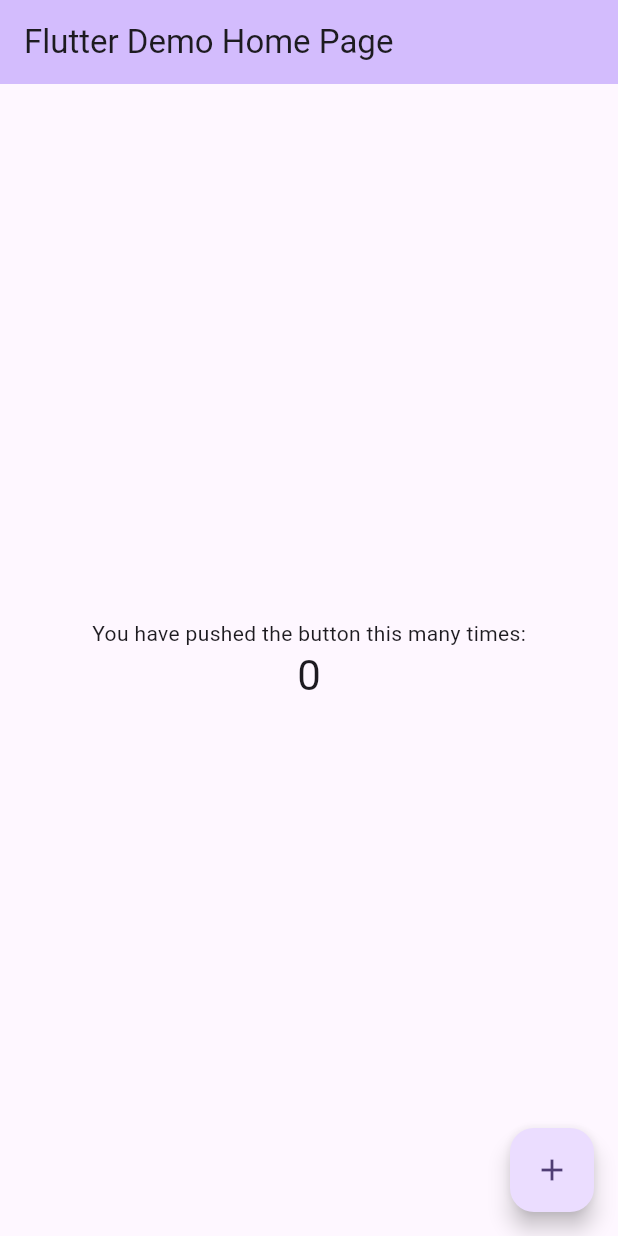
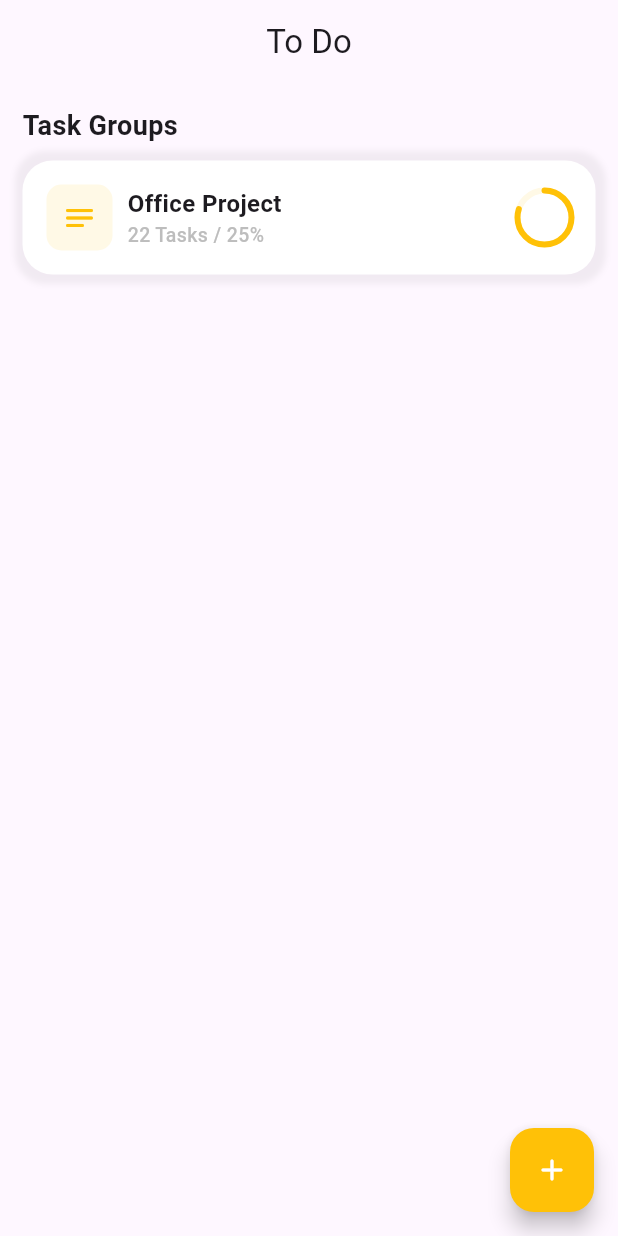
Before and after one commit to ericknamukolo/todo, a Flutter app: the screen it shows after launch, on a phone screen of 412 x 824 dp. Run offline on Flutter 3.47's test engine with Material 3 defaults, Android fonts, the phone set to English and light mode, and no system bars; our stand-ins replace bloc, equatable.

Commit message:
todo home screen ui 101

```diff
--- a/analysis_options.yaml
+++ b/analysis_options.yaml
@@ -7,6 +7,9 @@
 
 # The following line activates a set of recommended lints for Flutter apps,
 # packages, and plugins designed to encourage good coding practices.
+analyzer:
+  errors:
+    deprecated_member_use: ignore
 include: package:flutter_lints/flutter.yaml
 
 linter:
@@ -23,6 +26,5 @@ linter:
   rules:
     # avoid_print: false  # Uncomment to disable the `avoid_print` rule
     # prefer_single_quotes: true  # Uncomment to enable the `prefer_single_quotes` rule
-
 # Additional information about this file can be found at
 # https://dart.dev/guides/language/analysis-options
--- a/lib/main.dart
+++ b/lib/main.dart
@@ -1,125 +1,17 @@
 import 'package:flutter/material.dart';
+import 'package:todo_bloc/screens/home/home_screen.dart';
 
 void main() {
-  runApp(const MyApp());
+  runApp(const ToDo());
 }
 
-class MyApp extends StatelessWidget {
-  const MyApp({super.key});
+class ToDo extends StatelessWidget {
+  const ToDo({super.key});
 
-  // This widget is the root of your application.
   @override
   Widget build(BuildContext context) {
     return MaterialApp(
-      title: 'Flutter Demo',
-      theme: ThemeData(
-        // This is the theme of your application.
-        //
-        // TRY THIS: Try running your application with "flutter run". You'll see
-        // the application has a purple toolbar. Then, without quitting the app,
-        // try changing the seedColor in the colorScheme below to Colors.green
-        // and then invoke "hot reload" (save your changes or press the "hot
-        // reload" button in a Flutter-supported IDE, or press "r" if you used
-        // the command line to start the app).
-        //
-        // Notice that the counter didn't reset back to zero; the application
-        // state is not lost during the reload. To reset the state, use hot
-        // restart instead.
-        //
-        // This works for code too, not just values: Most code changes can be
-        // tested with just a hot reload.
-        colorScheme: ColorScheme.fromSeed(seedColor: Colors.deepPurple),
-        useMaterial3: true,
-      ),
-      home: const MyHomePage(title: 'Flutter Demo Home Page'),
+      home: HomeScreen(),
     );
   }
 }
-
-class MyHomePage extends StatefulWidget {
-  const MyHomePage({super.key, required this.title});
-
-  // This widget is the home page of your application. It is stateful, meaning
-  // that it has a State object (defined below) that contains fields that affect
-  // how it looks.
-
-  // This class is the configuration for the state. It holds the values (in this
-  // case the title) provided by the parent (in this case the App widget) and
-  // used by the build method of the State. Fields in a Widget subclass are
-  // always marked "final".
-
-  final String title;
-
-  @override
-  State<MyHomePage> createState() => _MyHomePageState();
-}
-
-class _MyHomePageState extends State<MyHomePage> {
-  int _counter = 0;
-
-  void _incrementCounter() {
-    setState(() {
-      // This call to setState tells the Flutter framework that something has
-      // changed in this State, which causes it to rerun the build method below
-      // so that the display can reflect the updated values. If we changed
-      // _counter without calling setState(), then the build method would not be
-      // called again, and so nothing would appear to happen.
-      _counter++;
-    });
-  }
-
-  @override
-  Widget build(BuildContext context) {
-    // This method is rerun every time setState is called, for instance as done
-    // by the _incrementCounter method above.
-    //
-    // The Flutter framework has been optimized to make rerunning build methods
-    // fast, so that you can just rebuild anything that needs updating rather
-    // than having to individually change instances of widgets.
-    return Scaffold(
-      appBar: AppBar(
-        // TRY THIS: Try changing the color here to a specific color (to
-        // Colors.amber, perhaps?) and trigger a hot reload to see the AppBar
-        // change color while the other colors stay the same.
-        backgroundColor: Theme.of(context).colorScheme.inversePrimary,
-        // Here we take the value from the MyHomePage object that was created by
-        // the App.build method, and use it to set our appbar title.
-        title: Text(widget.title),
-      ),
-      body: Center(
-        // Center is a layout widget. It takes a single child and positions it
-        // in the middle of the parent.
-        child: Column(
-          // Column is also a layout widget. It takes a list of children and
-          // arranges them vertically. By default, it sizes itself to fit its
-          // children horizontally, and tries to be as tall as its parent.
-          //
-          // Column has various properties to control how it sizes itself and
-          // how it positions its children. Here we use mainAxisAlignment to
-          // center the children vertically; the main axis here is the vertical
-          // axis because Columns are vertical (the cross axis would be
-          // horizontal).
-          //
-          // TRY THIS: Invoke "debug painting" (choose the "Toggle Debug Paint"
-          // action in the IDE, or press "p" in the console), to see the
-          // wireframe for each widget.
-          mainAxisAlignment: MainAxisAlignment.center,
-          children: <Widget>[
-            const Text(
-              'You have pushed the button this many times:',
-            ),
-            Text(
-              '$_counter',
-              style: Theme.of(context).textTheme.headlineMedium,
-            ),
-          ],
-        ),
-      ),
-      floatingActionButton: FloatingActionButton(
-        onPressed: _incrementCounter,
-        tooltip: 'Increment',
-        child: const Icon(Icons.add),
-      ), // This trailing comma makes auto-formatting nicer for build methods.
-    );
-  }
-}
--- /dev/null
+++ b/lib/screens/home/cubit/todo_cubit.dart
@@ -0,0 +1,8 @@
+import 'package:bloc/bloc.dart';
+import 'package:equatable/equatable.dart';
+
+part 'todo_state.dart';
+
+class TodoCubit extends Cubit<TodoState> {
+  TodoCubit() : super(TodoInitial());
+}
--- /dev/null
+++ b/lib/screens/home/cubit/todo_state.dart
@@ -0,0 +1,10 @@
+part of 'todo_cubit.dart';
+
+sealed class TodoState extends Equatable {
+  const TodoState();
+
+  @override
+  List<Object> get props => [];
+}
+
+final class TodoInitial extends TodoState {}
--- /dev/null
+++ b/lib/screens/home/home_screen.dart
@@ -0,0 +1,38 @@
+import 'package:flutter/material.dart';
+import 'package:todo_bloc/utils/colors.dart';
+import 'package:todo_bloc/utils/texts.dart';
+
+import '../../widgets/todo_card.dart';
+
+class HomeScreen extends StatelessWidget {
+  const HomeScreen({super.key});
+
+  @override
+  Widget build(BuildContext context) {
+    return Scaffold(
+      floatingActionButton: FloatingActionButton(
+        onPressed: () {},
+        backgroundColor: kPrimary,
+        child: Icon(Icons.add_rounded, color: Colors.white),
+      ),
+      appBar: AppBar(
+        title: Text('To Do'),
+        centerTitle: true,
+      ),
+      body: Padding(
+        padding: EdgeInsets.all(15.0),
+        child: Column(
+          crossAxisAlignment: CrossAxisAlignment.start,
+          spacing: 10,
+          children: [
+            Text(
+              'Task Groups',
+              style: kTitleTextStyle,
+            ),
+            TodoCard(),
+          ],
+        ),
+      ),
+    );
+  }
+}
--- /dev/null
+++ b/lib/utils/colors.dart
@@ -0,0 +1,3 @@
+import 'package:flutter/material.dart';
+
+Color kPrimary = Colors.amber;
--- /dev/null
+++ b/lib/utils/texts.dart
@@ -0,0 +1,10 @@
+import 'package:flutter/material.dart';
+
+TextStyle kTitleTextStyle =
+    TextStyle(fontWeight: FontWeight.bold, fontSize: 18);
+
+TextStyle kBodyTitleTextStyle =
+    TextStyle(fontWeight: FontWeight.bold, fontSize: 16);
+
+TextStyle kBodyTextStyle = TextStyle(
+    fontWeight: FontWeight.w500, fontSize: 13, color: Colors.grey[400]);
--- /dev/null
+++ b/lib/widgets/todo_card.dart
@@ -0,0 +1,55 @@
+import 'package:flutter/material.dart';
+
+import '../utils/colors.dart';
+import '../utils/texts.dart';
+
+class TodoCard extends StatelessWidget {
+  const TodoCard({
+    super.key,
+  });
+
+  @override
+  Widget build(BuildContext context) {
+    return Container(
+      padding: EdgeInsets.all(16.0),
+      decoration: BoxDecoration(
+          color: Colors.white,
+          borderRadius: BorderRadius.circular(20.0),
+          boxShadow: [
+            BoxShadow(
+              blurRadius: 3.0,
+              color: Colors.black.withOpacity(.05),
+              offset: Offset(1.0, 0.1),
+              spreadRadius: 6.0,
+            ),
+          ]),
+      child: Row(
+        children: [
+          Container(
+            padding: EdgeInsets.all(10.0),
+            margin: EdgeInsets.only(right: 10.0),
+            decoration: BoxDecoration(
+              color: kPrimary.withOpacity(.1),
+              borderRadius: BorderRadius.circular(10.0),
+            ),
+            child: Icon(Icons.notes_rounded, color: kPrimary),
+          ),
+          Column(
+            crossAxisAlignment: CrossAxisAlignment.start,
+            children: [
+              Text('Office Project', style: kBodyTitleTextStyle),
+              Text('22 Tasks / 25%', style: kBodyTextStyle),
+            ],
+          ),
+          const Spacer(),
+          CircularProgressIndicator(
+            strokeCap: StrokeCap.round,
+            value: 0.8,
+            backgroundColor: kPrimary.withOpacity(.1),
+            color: kPrimary,
+          ),
+        ],
+      ),
+    );
+  }
+}
```
Also changed, not shown: pubspec.yaml (+3 -20 lines), pubspec.lock.
